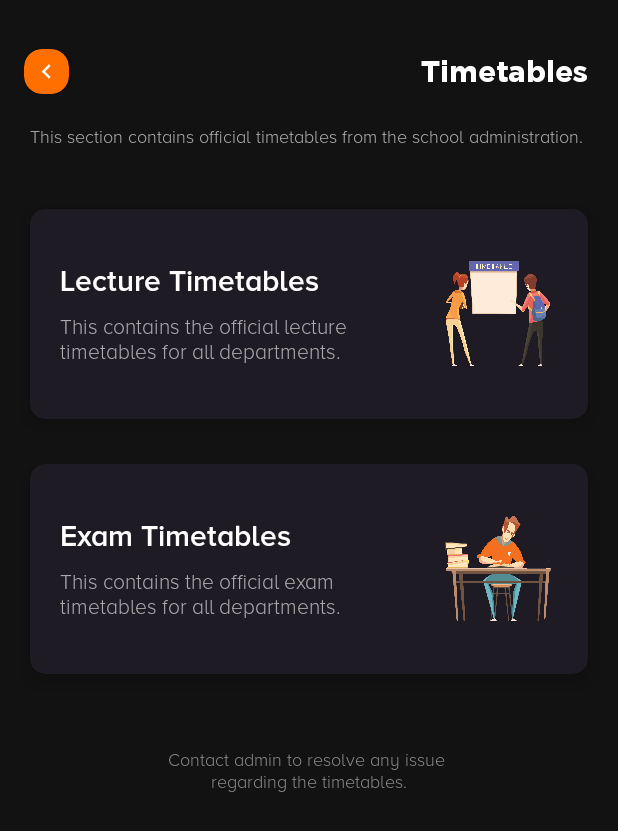
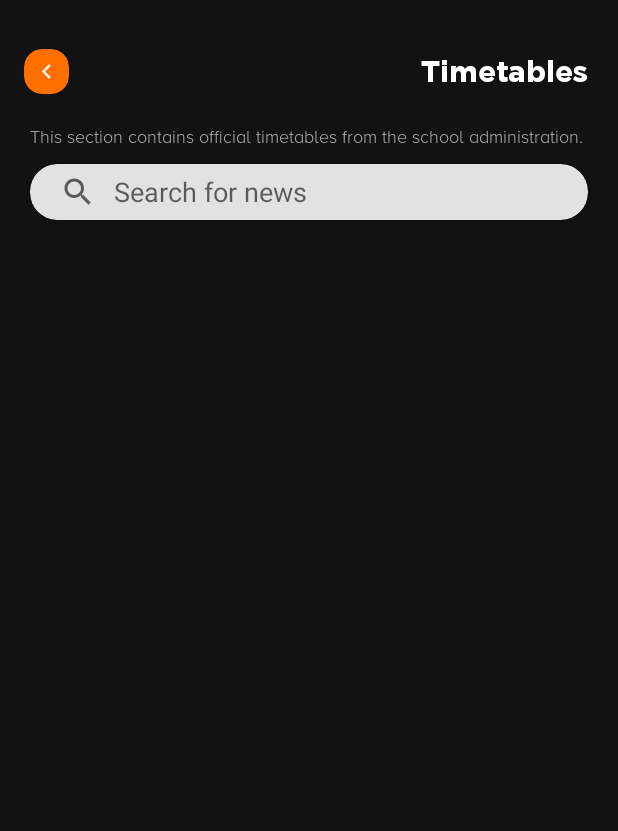
Before and after one commit to kvngtee/sims-app, an Android app: the TimetableActivity screen opened directly, with no data from a screen before it, on a phone screen of 412 x 824 dp. Shown: the top 831 px of the screen. Run offline under Robolectric (Android 15) with nearby library versions, the phone set to English and light mode, and no system bars; our stand-ins replace Firebase (no records; nobody signed in at launch, a user with empty details on screens opened directly), Picasso; libraries missing offline, so code that uses them is left out: com.mikhaellopez.circularimageview, es.dmoral.toasty; pictures from the network do not load.

Commit message:
Search feature tested in TimeTable Activity

```diff
--- a/app/src/main/java/com/example/ecampus/activities/ForumActivity.java
+++ b/app/src/main/java/com/example/ecampus/activities/ForumActivity.java
@@ -16,6 +16,7 @@ import androidx.recyclerview.widget.LinearLayoutManager;
 import androidx.recyclerview.widget.RecyclerView;
 
 import com.example.ecampus.R;
+import com.example.ecampus.adapters.chat.ChatAdapter;
 import com.example.ecampus.models.Chat;
 import com.firebase.ui.firestore.FirestoreRecyclerOptions;
 import com.google.android.material.floatingactionbutton.FloatingActionButton;
--- a/app/src/main/java/com/example/ecampus/activities/TimetableActivity.java
+++ b/app/src/main/java/com/example/ecampus/activities/TimetableActivity.java
@@ -3,17 +3,33 @@ package com.example.ecampus.activities;
 import android.content.Intent;
 import android.graphics.Color;
 import android.os.Bundle;
-import android.view.View;
+import android.text.format.DateFormat;
 import android.view.WindowManager;
+import android.widget.SearchView;
 
 import androidx.appcompat.app.AppCompatActivity;
 import androidx.cardview.widget.CardView;
+import androidx.recyclerview.widget.LinearLayoutManager;
+import androidx.recyclerview.widget.RecyclerView;
 
 import com.example.ecampus.R;
+import com.example.ecampus.adapters.news.NewsSearchAdapter;
+import com.example.ecampus.models.News;
+import com.firebase.ui.firestore.FirestoreRecyclerOptions;
+import com.google.firebase.firestore.CollectionReference;
+import com.google.firebase.firestore.FirebaseFirestore;
+import com.google.firebase.firestore.Query;
+
+import java.util.Calendar;
+import java.util.Date;
 
 public class TimetableActivity extends AppCompatActivity {
 
     private CardView cardview;
+
+    NewsSearchAdapter newsSearchAdapter;
+
+    NewsfeedActivity newsfeedActivity = new NewsfeedActivity();
 
     @Override
     protected void onCreate(Bundle savedInstanceState) {
@@ -27,16 +43,52 @@ public class TimetableActivity extends AppCompatActivity {
         cardview = findViewById(R.id.cardview);
 
 
-        cardview.setOnClickListener(new View.OnClickListener() {
+        cardview.setOnClickListener(view -> {
+            cardview.setCardBackgroundColor(Color.parseColor("#6C63Ff"));
+            Intent intent = new Intent(TimetableActivity.this, HomescreenActivity.class);
+            overridePendingTransition(R.anim.fadein, R.anim.fadeout);
+            startActivity(intent);
+        });
+
+        newsSearchAdapter = new NewsSearchAdapter(newsfeedActivity.getNewsOptions(this));
+        RecyclerView newsRCV = findViewById(R.id.newsRCV);
+        newsRCV.setHasFixedSize(true);
+        newsRCV.setLayoutManager(new LinearLayoutManager(this));
+        newsRCV.setAdapter(newsSearchAdapter);
+
+        SearchView searchView = findViewById(R.id.searchView);
+        searchView.setOnQueryTextListener(new SearchView.OnQueryTextListener() {
             @Override
-            public void onClick(View v) {
-                cardview.setCardBackgroundColor(Color.parseColor("#6C63Ff"));
-                Intent intent = new Intent(TimetableActivity.this, HomescreenActivity.class);
-                overridePendingTransition(R.anim.fadein, R.anim.fadeout);
-                startActivity(intent);
+            public boolean onQueryTextSubmit(String s) {
+                String thisYear = String.valueOf(Calendar.getInstance().get(Calendar.YEAR));
+                String thisMonth = DateFormat.format("MM", new Date()).toString();
+
+                CollectionReference News =
+                        FirebaseFirestore.getInstance().
+                                collection("news")
+                                .document(thisYear).collection(thisMonth);
+                Query query = News.orderBy("title").startAt(s.trim()).endAt(s.trim() + "\uf8ff");
+                FirestoreRecyclerOptions options = new FirestoreRecyclerOptions.Builder<News>()
+                        .setQuery(query, News.class).build();
+                newsSearchAdapter.updateOptions(options);
+                return true;
+            }
+
+            @Override
+            public boolean onQueryTextChange(String s) {
+                String thisYear = String.valueOf(Calendar.getInstance().get(Calendar.YEAR));
+                String thisMonth = DateFormat.format("MM", new Date()).toString();
+
+                CollectionReference News =
+                        FirebaseFirestore.getInstance().
+                                collection("news")
+                                .document(thisYear).collection(thisMonth);
+                Query query = News.orderBy("title").startAt(s.trim()).endAt(s.trim() + "\uf8ff");
+                FirestoreRecyclerOptions options = new FirestoreRecyclerOptions.Builder<News>()
+                        .setQuery(query, News.class).build();
+                newsSearchAdapter.updateOptions(options);
+                return true;
             }
         });
-
-
     }
 }
--- a/app/src/main/java/com/example/ecampus/fragments/YesterdayFragment.java
+++ b/app/src/main/java/com/example/ecampus/fragments/YesterdayFragment.java
@@ -17,7 +17,6 @@ import androidx.swiperefreshlayout.widget.SwipeRefreshLayout;
 import com.example.ecampus.R;
 import com.example.ecampus.activities.NewsfeedActivity;
 import com.example.ecampus.adapters.news_fragment.NewsFragAdapter;
-import com.example.ecampus.helpers.GlobalVars;
 import com.firebase.ui.firestore.FirestoreRecyclerAdapter;
 
 import butterknife.BindView;
--- a/app/src/main/res/layout/activity_timetable.xml
+++ b/app/src/main/res/layout/activity_timetable.xml
@@ -65,7 +65,45 @@
         android:text="This section contains official timetables from the school administration."
         android:textColor="#ACACAC"
         android:textSize="12sp" />
+    <androidx.cardview.widget.CardView
+        android:id="@+id/searchcv"
+        android:layout_width="match_parent"
+        android:layout_height="wrap_content"
+        android:layout_marginStart="20dp"
+        android:layout_marginTop="10dp"
+        android:layout_marginEnd="20dp"
+        app:cardBackgroundColor="#E2E2E2"
+        app:cardCornerRadius="18dp"
+        app:cardElevation="3dp">
 
+        <SearchView
+            android:id="@+id/searchView"
+            android:layout_width="match_parent"
+            android:layout_height="37dp"
+            android:iconifiedByDefault="false"
+            android:queryBackground="@android:color/transparent"
+            android:queryHint="Search for news" />
+
+        <!-- <EditText
+             android:id="@+id/searchFor"
+             android:layout_width="match_parent"
+             android:layout_height="37dp"
+             android:hint="Search for news"
+             android:paddingStart="20dp"
+           android:paddingEnd="15dp"
+             android:drawablePadding="12dp"
+             android:drawableStart="@drawable/ic_search"
+             android:background="@android:color/transparent"/>-->
+
+    </androidx.cardview.widget.CardView>
+
+
+    <androidx.recyclerview.widget.RecyclerView
+        android:id="@+id/newsRCV"
+        android:layout_width="match_parent"
+        android:layout_height="match_parent"/>
+
+    <!--
         <androidx.cardview.widget.CardView
             android:id="@+id/lecturesttb"
             android:layout_width="match_parent"
@@ -194,6 +232,7 @@
             android:text="Contact admin to resolve any issue \nregarding the timetables."
             android:textColor="#8A8A8A"
             android:textSize="12sp" />
+    -->
 
 
 
```
Lines whose indentation alone changed are shown as unchanged.
